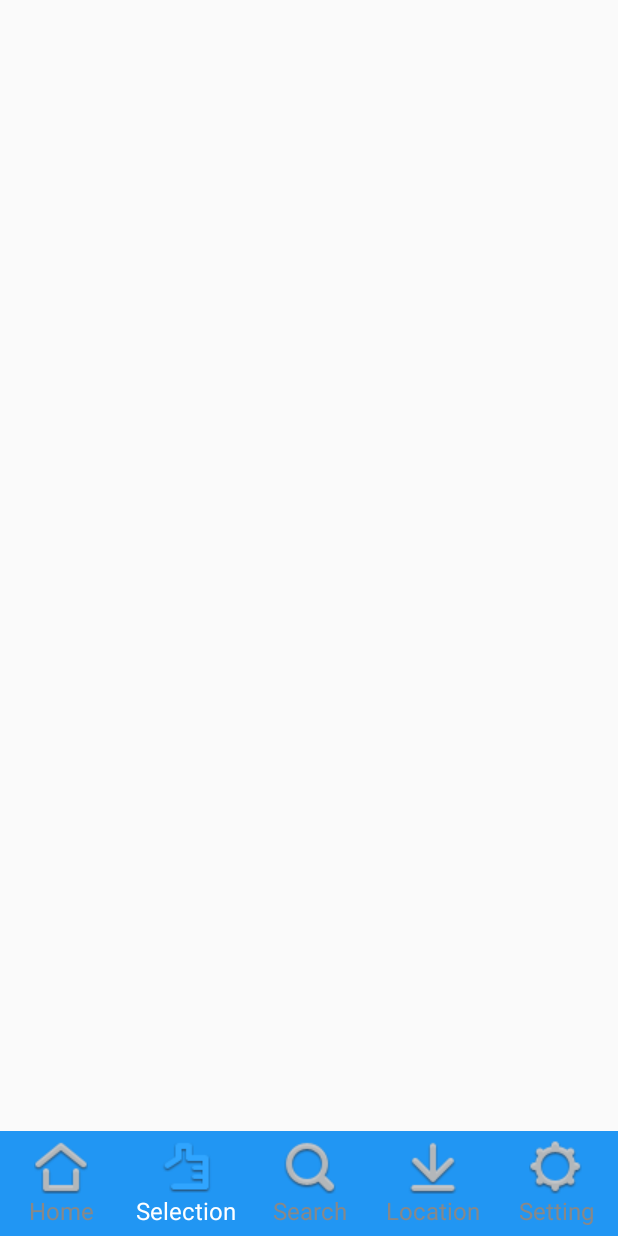
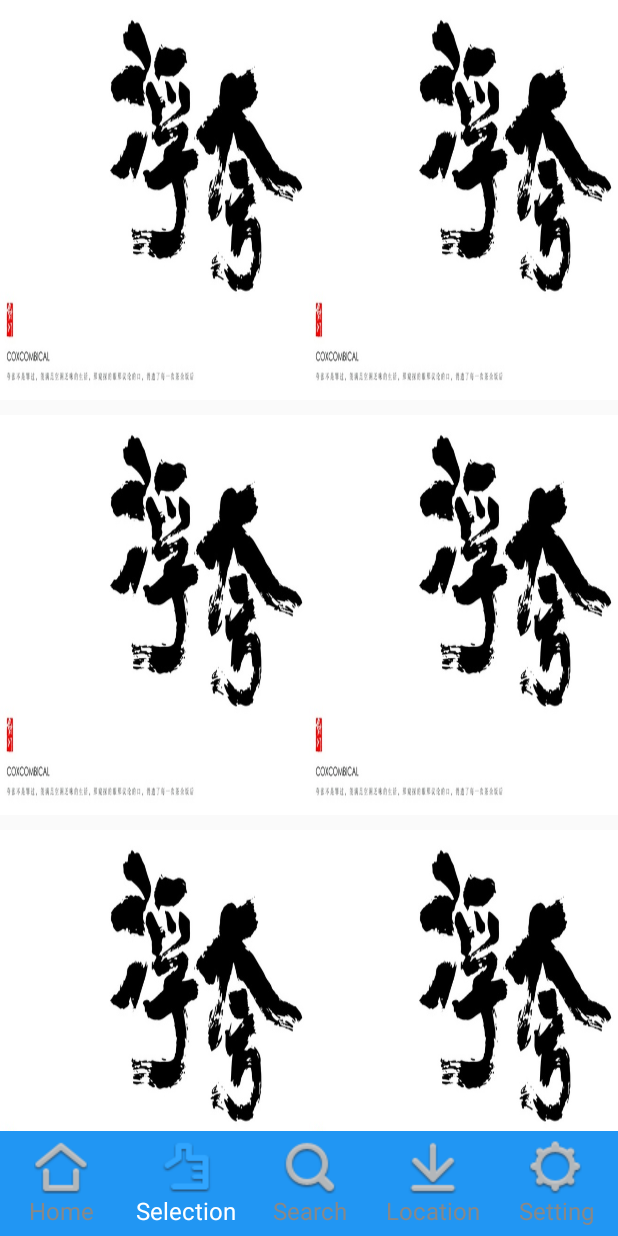
Before and after one commit to chsj1/BaiduWall, an Android app: the screen it shows after launch (MainActivity), after a tap on "Selection", on a phone screen of 412 x 824 dp. Run offline under Robolectric (Android 15) with nearby library versions, the phone set to English and light mode, and no system bars; 1 other tap on this screen came first.

Commit message:
auto load

```diff
--- a/app/src/main/java/com/foolself/baiduwall/fragment/SelectFragment.java
+++ b/app/src/main/java/com/foolself/baiduwall/fragment/SelectFragment.java
@@ -2,11 +2,15 @@ package com.foolself.baiduwall.fragment;
 
 import android.content.Context;
 import android.os.Bundle;
+import android.os.Message;
 import android.support.v4.app.Fragment;
 import android.view.LayoutInflater;
 import android.view.View;
 import android.view.ViewGroup;
+import android.widget.AbsListView;
+import android.widget.AbsoluteLayout;
 import android.widget.BaseAdapter;
+import android.os.Handler;
 
 import com.foolself.baiduwall.R;
 import com.foolself.baiduwall.image.SmartImageView;
@@ -29,7 +33,8 @@ public class SelectFragment extends Fragment {
 
     private void findView(View view) {
         pullLoadRefreshView = (PullLoadRefreshView) view.findViewById(R.id.myPullLoadRefreshView);
-        myGridView = (MyGridView) view.findViewById(R.id.myGridView);
+        //myGridView = (MyGridView) view.findViewById(R.id.myGridView);
+        myGridView = pullLoadRefreshView.getMyGridView();
     }
 
     public void onActivityCreated(Bundle savedInstanceState){
@@ -41,7 +46,7 @@ public class SelectFragment extends Fragment {
         pullLoadRefreshView.setIPullClick(new PullLick());
         initGridData();
         myAdapter = new MyAdapter(getActivity());
-        MyGridView.setAdapter(myAdapter);
+        myGridView.setAdapter(myAdapter);
 
     }
 
@@ -54,7 +59,17 @@ public class SelectFragment extends Fragment {
     private class PullLick implements PullLoadRefreshView.IPullCallBack {
         @Override
         public void Load() {
-
+            new Thread(new Runnable() {
+                @Override
+                public void run() {
+                    try {
+                        Thread.sleep(5000);
+                        initGridData();
+                    } catch (InterruptedException e) {
+                        e.printStackTrace();
+                    }
+                }
+            }).start();
         }
 
         @Override
@@ -62,6 +77,17 @@ public class SelectFragment extends Fragment {
 
         }
     }
+
+    Handler handler = new Handler() {
+        @Override
+        public void handleMessage(Message msg) {
+            switch (msg.what) {
+                case 100:    //data loaded re adapter
+                    myAdapter.notifyDataSetChanged();
+                    pullLoadRefreshView.dataFinish();
+            }
+        }
+    };
 
     private class MyAdapter extends BaseAdapter {
         Context context;
@@ -99,6 +125,7 @@ public class SelectFragment extends Fragment {
                 viewHolder = (ViewHolder) convertView.getTag();
             }
             viewHolder.img.setBackgroundResource(data.get(position));
+            convertView.setLayoutParams(new AbsListView.LayoutParams(AbsListView.LayoutParams.FILL_PARENT, 400));
             return convertView;
         }
     }
--- a/app/src/main/res/layout/pull_load_refresh.xml
+++ b/app/src/main/res/layout/pull_load_refresh.xml
@@ -11,16 +11,19 @@
         <LinearLayout
             android:layout_width="fill_parent"
             android:layout_height="fill_parent"
-            android:orientation="horizontal">
+            android:orientation="vertical">
 
             <com.foolself.baiduwall.view.MyGridView
                 android:id="@+id/myGridView"
                 android:layout_width="fill_parent"
-                android:layout_height="fill_parent">
+                android:layout_height="fill_parent"
+                android:numColumns="2"
+                android:verticalSpacing="10dp">
             </com.foolself.baiduwall.view.MyGridView>
             <RelativeLayout
                 android:layout_width="fill_parent"
-                android:layout_height="30dp">
+                android:layout_height="30dp"
+                android:background="#9000">
                 <LinearLayout
                     android:id="@+id/myLinearLayout"
                     android:layout_width="wrap_content"
@@ -34,7 +37,8 @@
                     <TextView
                         android:id="@+id/myTextView"
                         android:layout_width="wrap_content"
-                        android:layout_height="wrap_content" />
+                        android:layout_height="wrap_content"
+                        android:text="data loading..."/>
                 </LinearLayout>
             </RelativeLayout>
 
```
